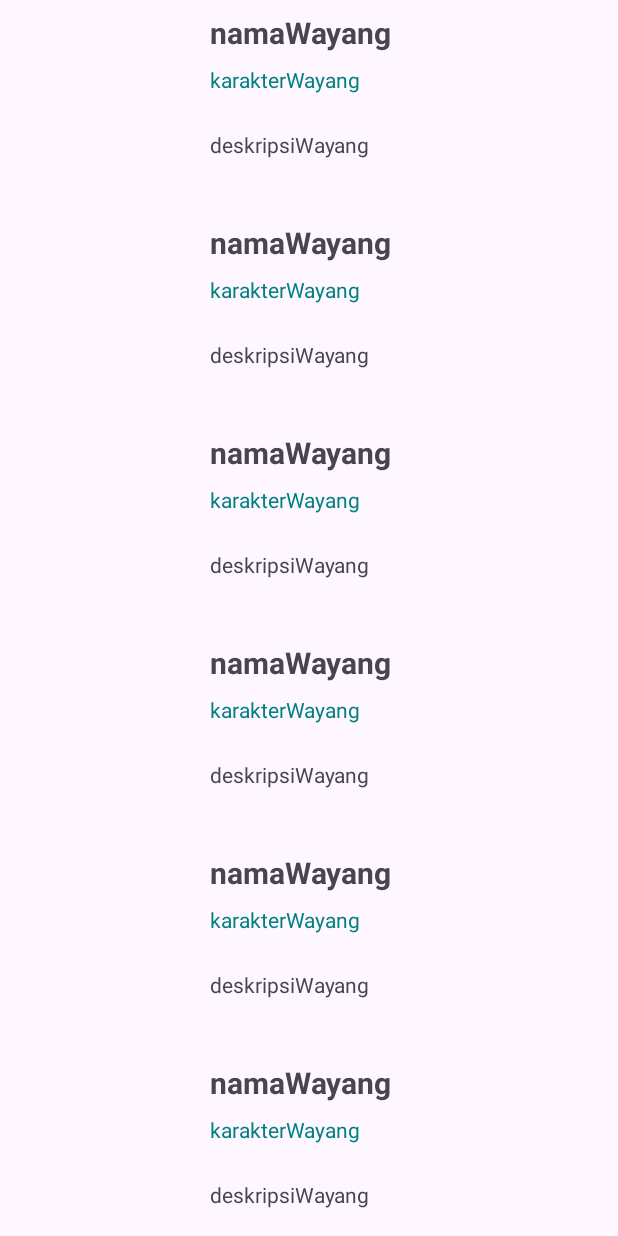
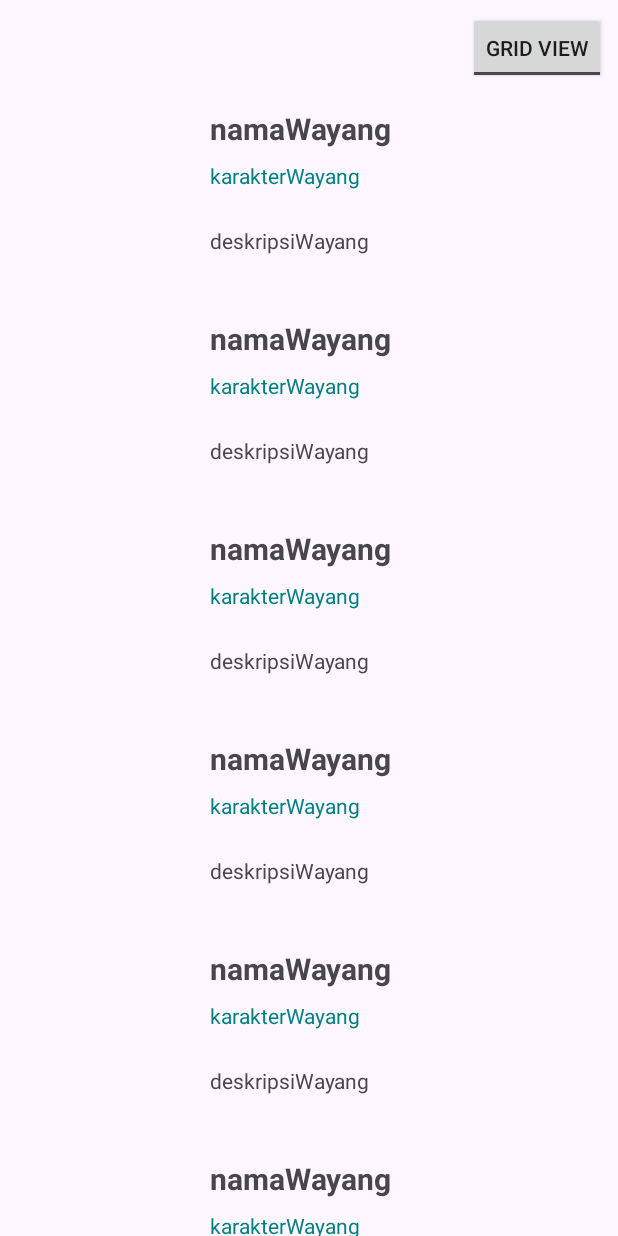
Before and after one commit to CLoudsstrife/RecycleView, an Android app: the screen it shows after launch (MainActivity), on a phone screen of 412 x 824 dp. Run offline under Robolectric (Android 15) with nearby library versions, the phone set to English and light mode, and no system bars; 11 statements that could not run were skipped.

Commit message:
Grid Layout Manager

```diff
--- a/app/src/main/java/com/example/recyclerview/MainActivity.kt
+++ b/app/src/main/java/com/example/recyclerview/MainActivity.kt
@@ -2,7 +2,9 @@ package com.example.recyclerview
 
 import android.os.Bundle
 import androidx.appcompat.app.AppCompatActivity
+import androidx.recyclerview.widget.GridLayoutManager
 import androidx.recyclerview.widget.LinearLayoutManager
+import androidx.recyclerview.widget.StaggeredGridLayoutManager
 import com.example.recyclerview.databinding.ActivityMainBinding
 
 class MainActivity : AppCompatActivity() {
@@ -24,6 +26,11 @@ class MainActivity : AppCompatActivity() {
         siapkanData()
         tambahData()
         tampilkanData()
+
+        // Langkah 38: Listener untuk mengganti tampilan saat tombol ditekan
+        binding.btnToggleLayout.setOnCheckedChangeListener { _, isChecked ->
+            tampilkanData()
+        }
     }
 
     private fun siapkanData() {
@@ -47,7 +54,13 @@ class MainActivity : AppCompatActivity() {
     }
 
     private fun tampilkanData() {
-        binding.rvWayang.layoutManager = LinearLayoutManager(this)
+        if (binding.btnToggleLayout.isChecked) {
+            binding.rvWayang.layoutManager =
+                StaggeredGridLayoutManager(2, LinearLayoutManager.VERTICAL)
+        } else {
+            binding.rvWayang.layoutManager = LinearLayoutManager(this)
+        }
+
         binding.rvWayang.adapter = AdapterRecView(_arWayang)
     }
 }
--- a/app/src/main/res/layout/activity_main.xml
+++ b/app/src/main/res/layout/activity_main.xml
@@ -7,6 +7,16 @@
     android:orientation="vertical"
     tools:context=".MainActivity">
 
+    <ToggleButton
+        android:id="@+id/btnToggleLayout"
+        android:layout_width="wrap_content"
+        android:layout_height="wrap_content"
+        android:layout_gravity="end"
+        android:layout_margin="8dp"
+        android:checked="false"
+        android:textOff="Grid View"
+        android:textOn="List View" />
+
     <androidx.recyclerview.widget.RecyclerView
         android:id="@+id/rvWayang"
         android:layout_width="match_parent"
```
